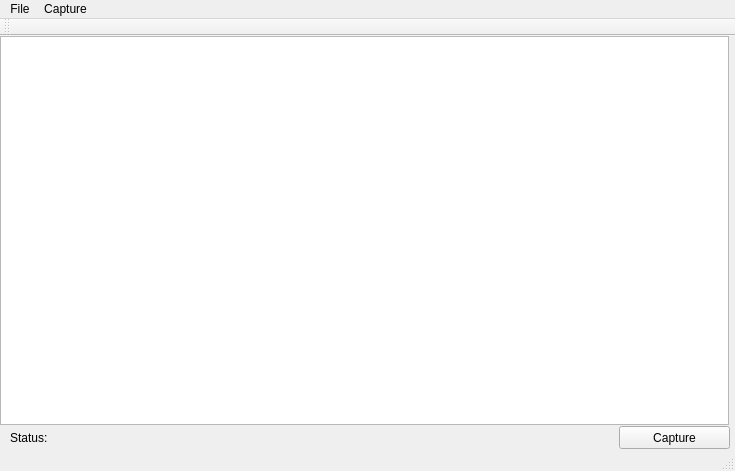
danielwhomer/Packet-Analysis, file mainwindow.ui: the form before one commit.
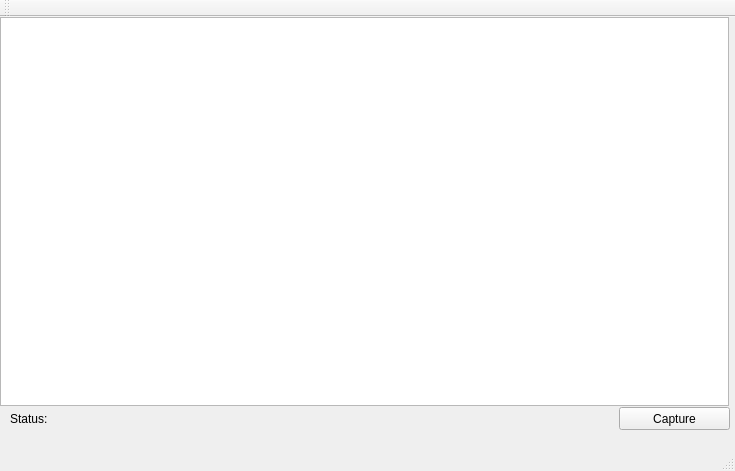
The form after the commit.

Patch:
```diff
--- a/mainwindow.ui
+++ b/mainwindow.ui
@@ -60,22 +60,6 @@
      <height>21</height>
     </rect>
    </property>
-   <widget class="QMenu" name="menuFile">
-    <property name="title">
-     <string>File</string>
-    </property>
-    <addaction name="actionExit"/>
-   </widget>
-   <widget class="QMenu" name="menuCapture">
-    <property name="title">
-     <string>Capture</string>
-    </property>
-    <addaction name="actionStart_Capture"/>
-    <addaction name="actionStop_Capture"/>
-    <addaction name="actionSave_Capture"/>
-   </widget>
-   <addaction name="menuFile"/>
-   <addaction name="menuCapture"/>
   </widget>
   <widget class="QToolBar" name="mainToolBar">
    <attribute name="toolBarArea">
```
